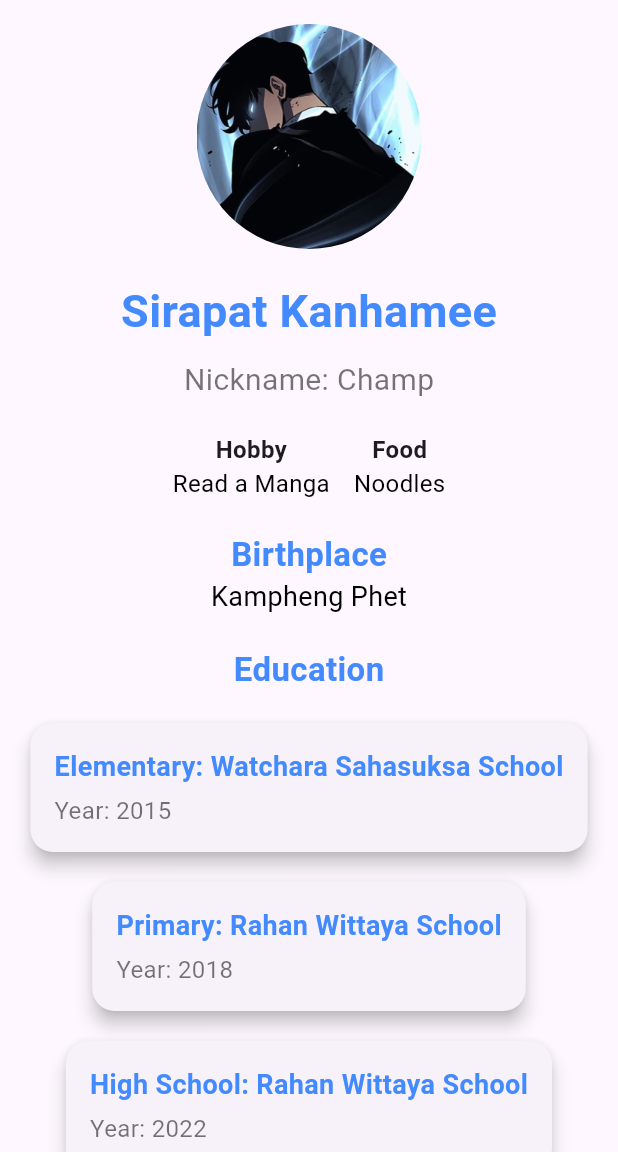
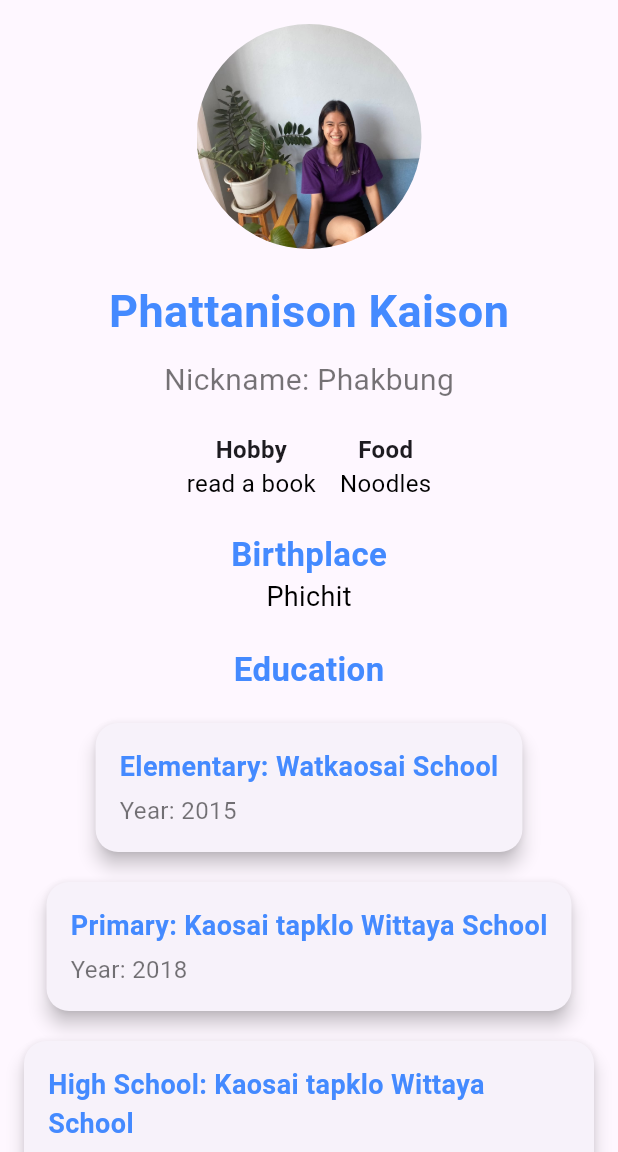
Before and after one commit to sirapatkan/Flutter, a Flutter app: the screen it shows after launch, on a phone screen of 412 x 824 dp, the part 84-1236 px from its top. Run offline on Flutter 3.47's test engine with Material 3 defaults, Android fonts, the phone set to English and light mode, and no system bars.

Commit message:
first commit

```diff
--- a/lib/main.dart
+++ b/lib/main.dart
@@ -19,7 +19,7 @@ void main() {
               ClipRRect(
                 borderRadius: BorderRadius.circular(100),  // ทำให้รูปภาพเป็นวงกลม
                 child: Image.asset(
-                  "assets/images/picture1.jpg", // ระบุ path ของไฟล์รูปภาพใน assets
+                  "assets/images/person.jpg", // ระบุ path ของไฟล์รูปภาพใน assets
                   width: 150, // ขนาดรูปภาพ
                   height: 150,
                   fit: BoxFit.cover,  // ทำให้รูปภาพไม่ยืดหรือหด
@@ -29,7 +29,7 @@ void main() {
 
               // แสดงข้อมูลชื่อ
               Text(
-                "Sirapat Kanhamee",
+                "Phattanison Kaison",
                 style: TextStyle(
                   fontSize: 30,
                   fontWeight: FontWeight.bold,
@@ -40,7 +40,7 @@ void main() {
 
               // ข้อมูล nickname
               Text(
-                "Nickname: Champ",
+                "Nickname: Phakbung",
                 style: TextStyle(fontSize: 20, color: Colors.black54),
               ),
               SizedBox(height: 20),
@@ -49,7 +49,7 @@ void main() {
               Row(
                 mainAxisAlignment: MainAxisAlignment.center,
                 children: [
-                  _buildInfoColumn("Hobby", "Read a Manga"),
+                  _buildInfoColumn("Hobby", "read a book"),
                   _buildInfoColumn("Food", "Noodles"),
                 ],
               ),
@@ -58,7 +58,7 @@ void main() {
               // ข้อมูลสถานที่เกิด
               _buildSectionTitle("Birthplace"),
               Text(
-                "Kampheng Phet",
+                "Phichit",
                 style: TextStyle(fontSize: 18, color: Colors.black),
               ),
               SizedBox(height: 20),
@@ -68,9 +68,9 @@ void main() {
               SizedBox(height: 10),
 
               // การศึกษา
-              _buildEducationCard("Elementary", "Watchara Sahasuksa School", "2015"),
-              _buildEducationCard("Primary", "Rahan Wittaya School", "2018"),
-              _buildEducationCard("High School", "Rahan Wittaya School", "2022"),
+              _buildEducationCard("Elementary", "Watkaosai School", "2015"),
+              _buildEducationCard("Primary", "Kaosai tapklo Wittaya School", "2018"),
+              _buildEducationCard("High School", "Kaosai tapklo Wittaya School", "2022"),
               _buildEducationCard("Undergrad", "Naresuan University", "2026"),
             ],
           ),
```
Also changed, not shown: assets/images/person.jpg (added), 1 other file.
